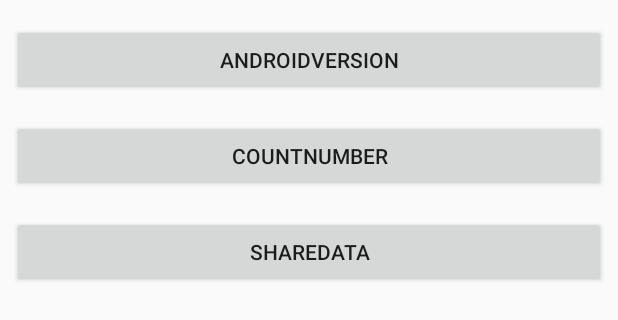
After one commit to CongBaDo/viblo_android_kotlin_example, an Android app: the layout activity_main.xml on its own in the app's theme, with its tools: preview values and no code run, on a phone screen of 412 x 824 dp. The commit adds this screen. Shown: the top 320 px of the screen. Run offline under Robolectric (Android 15) with nearby library versions, the phone set to English and light mode, and no system bars; network calls fail.

Commit message:
hello thu 7

```diff
--- a/app/src/main/AndroidManifest.xml
+++ b/app/src/main/AndroidManifest.xml
@@ -1,6 +1,7 @@
 <manifest xmlns:android="http://schemas.android.com/apk/res/android"
     package="com.example.framgiatongxuanan.viblokolin">
-    <uses-permission android:name="android.permission.INTERNET"/>
+
+    <uses-permission android:name="android.permission.INTERNET" />
     <application
         android:allowBackup="true"
         android:icon="@mipmap/ic_launcher"
@@ -15,7 +16,7 @@
             </intent-filter>
         </activity>
         <activity android:name="com.example.framgiatongxuanan.viblokolin.features.CountNumber.CountNumberActivity"></activity>
-
+        <activity android:name=".features.sharedata.ShareDataActivity"></activity>
     </application>
 
 </manifest>
--- a/app/src/main/java/com/example/framgiatongxuanan/viblokolin/base/BaseSelectionListAdapter.kt
+++ b/app/src/main/java/com/example/framgiatongxuanan/viblokolin/base/BaseSelectionListAdapter.kt
@@ -7,7 +7,7 @@ import android.view.View
  * Created by ltquang on 11/9/17.
  */
 abstract class BaseSelectionListAdapter<in T, VH>(
-        private val mItemClickListener: ((Int, T) -> Unit)? = null)
+        private val mItemClickListener: (Int, String) -> Unit )
     : RecyclerView.Adapter<VH>() where VH : BaseSelectionListAdapter<T, VH>.BaseRecyclerViewHolder<T> {
 
     private val mDataSource = mutableListOf<T>()
--- /dev/null
+++ b/app/src/main/res/layout/activity_main.xml
@@ -0,0 +1,45 @@
+<?xml version="1.0" encoding="utf-8"?>
+<android.support.constraint.ConstraintLayout xmlns:android="http://schemas.android.com/apk/res/android"
+    xmlns:app="http://schemas.android.com/apk/res-auto"
+    xmlns:tools="http://schemas.android.com/tools"
+    android:layout_width="match_parent"
+    android:layout_height="match_parent">
+
+
+    <Button
+        android:id="@+id/btnAndroidVersion"
+        android:layout_width="0dp"
+        android:layout_height="wrap_content"
+        android:layout_marginEnd="8dp"
+        android:layout_marginStart="8dp"
+        android:layout_marginTop="16dp"
+        android:text="AndroidVersion"
+        app:layout_constraintEnd_toEndOf="parent"
+        app:layout_constraintStart_toStartOf="parent"
+        app:layout_constraintTop_toTopOf="parent" />
+
+    <Button
+        android:id="@+id/btnCountNumber"
+        android:layout_width="0dp"
+        android:layout_height="wrap_content"
+        android:layout_marginEnd="8dp"
+        android:layout_marginStart="8dp"
+        android:layout_marginTop="16dp"
+        android:text="CountNumber"
+        app:layout_constraintEnd_toEndOf="parent"
+        app:layout_constraintStart_toStartOf="parent"
+        app:layout_constraintTop_toBottomOf="@+id/btnAndroidVersion" />
+
+    <Button
+        android:id="@+id/btnShareData"
+        android:layout_width="0dp"
+        android:layout_height="wrap_content"
+        android:layout_marginEnd="8dp"
+        android:layout_marginStart="8dp"
+        android:layout_marginTop="16dp"
+        android:text="ShareData"
+        app:layout_constraintEnd_toEndOf="parent"
+        app:layout_constraintHorizontal_bias="0.0"
+        app:layout_constraintStart_toStartOf="parent"
+        app:layout_constraintTop_toBottomOf="@+id/btnCountNumber" />
+</android.support.constraint.ConstraintLayout>
```
Also changed, not shown: app/src/main/java/com/example/framgiatongxuanan/viblokolin/features/main/MainActivity.kt (added, +44 -0 lines), app/src/main/java/com/example/framgiatongxuanan/viblokolin/features/sharedata/ShareDataActivity.kt (added, +20 -0 lines), app/src/main/java/com/example/framgiatongxuanan/viblokolin/features/sharedata/detail/DetailFragment.kt (added, +34 -0 lines), app/src/main/java/com/example/framgiatongxuanan/viblokolin/features/sharedata/master/MasterAdapter.kt (+15 -18 lines), app/src/main/java/com/example/framgiatongxuanan/viblokolin/features/sharedata/master/MasterFragment.kt (+25 -3 lines), app/src/main/java/com/example/framgiatongxuanan/viblokolin/features/sharedata/master/MasterViewModel.kt (+9 -4 lines).
